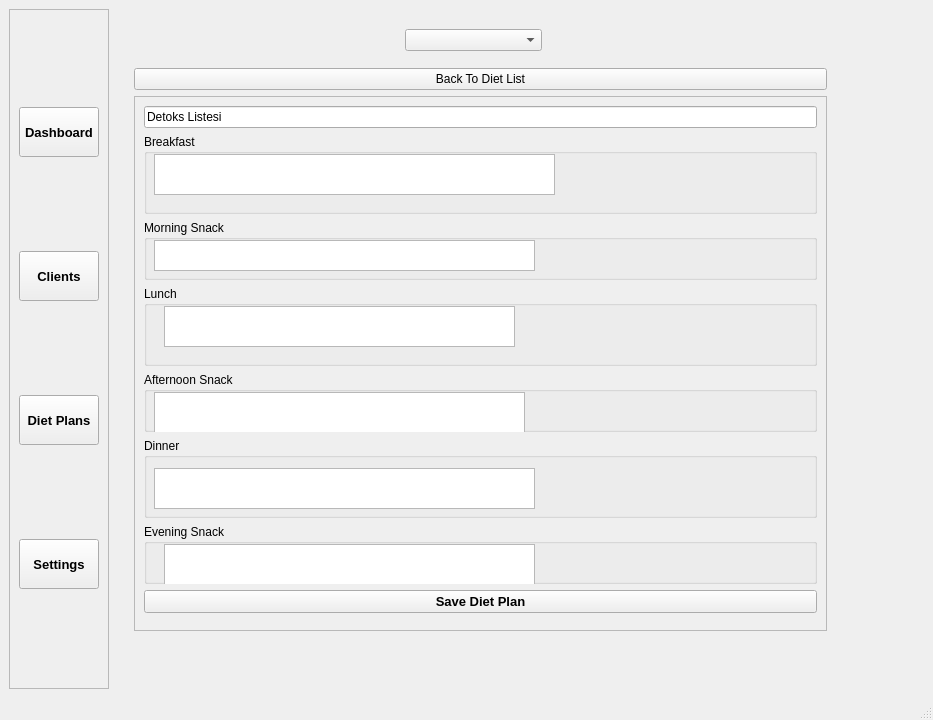
Old version of the form app/views/main_window.ui in the repository cavide-dev/dietitian-client-tracker.
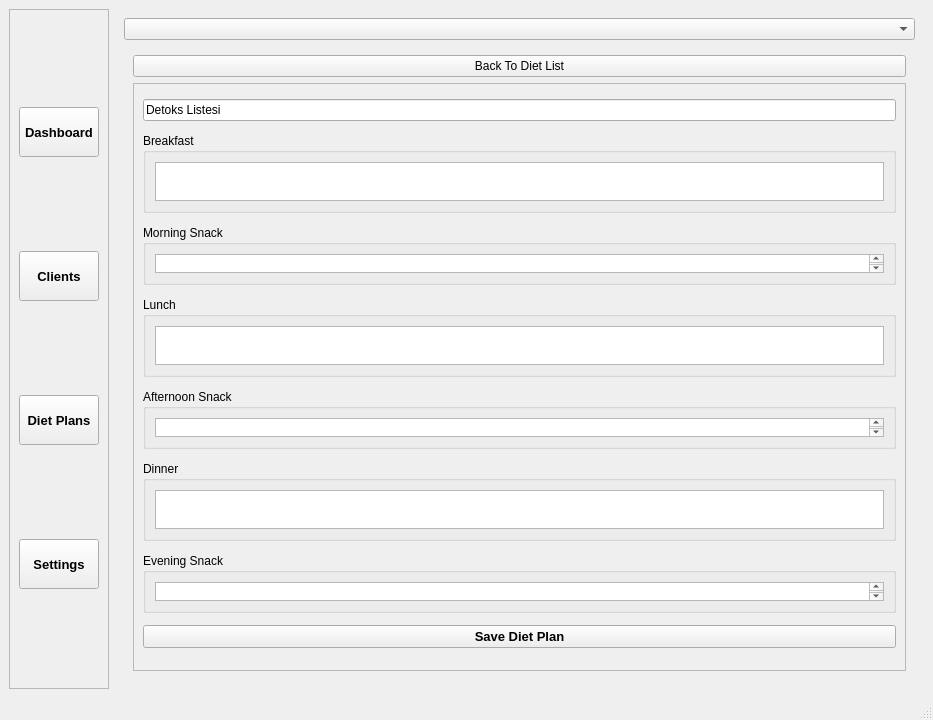
New version of the form.

Commit message: feat: enhance diet plan management with improved navigation and auto-archiving functionality

What changed in the file:
```diff
--- a/app/views/main_window.ui
+++ b/app/views/main_window.ui
@@ -389,15 +389,12 @@
          <verstretch>0</verstretch>
         </sizepolicy>
        </property>
+       <layout class="QGridLayout" name="gridLayout">
+        <item row="0" column="0">
+         <widget class="QComboBox" name="cmb_client_select"/>
+        </item>
+        <item row="1" column="0">
        <widget class="QStackedWidget" name="stack_diet_sub">
-        <property name="geometry">
-         <rect>
-          <x>10</x>
-          <y>50</y>
-          <width>711</width>
-          <height>581</height>
-         </rect>
-        </property>
         <property name="currentIndex">
          <number>1</number>
         </property>
@@ -440,8 +437,8 @@
               <rect>
                <x>0</x>
                <y>0</y>
-               <width>691</width>
-               <height>527</height>
+                 <width>749</width>
+                 <height>551</height>
               </rect>
              </property>
              <property name="sizePolicy">
@@ -478,16 +475,11 @@
                 <property name="title">
                  <string>Breakfast</string>
                 </property>
-                <widget class="QPlainTextEdit" name="txt_breakfast">
-                 <property name="geometry">
-                  <rect>
-                   <x>10</x>
-                   <y>20</y>
-                   <width>401</width>
-                   <height>41</height>
-                  </rect>
-                 </property>
-                </widget>
+                  <layout class="QGridLayout" name="gridLayout_3">
+                   <item row="0" column="0">
+                    <widget class="QPlainTextEdit" name="txt_breakfast"/>
+                   </item>
+                  </layout>
                </widget>
               </item>
               <item>
@@ -507,16 +499,11 @@
                 <property name="title">
                  <string>Morning Snack</string>
                 </property>
-                <widget class="QPlainTextEdit" name="txt_snack_1">
-                 <property name="geometry">
-                  <rect>
-                   <x>10</x>
-                   <y>20</y>
-                   <width>381</width>
-                   <height>31</height>
-                  </rect>
-                 </property>
-                </widget>
+                  <layout class="QGridLayout" name="gridLayout_4">
+                   <item row="0" column="0">
+                    <widget class="QPlainTextEdit" name="txt_snack_1"/>
+                   </item>
+                  </layout>
                </widget>
               </item>
               <item>
@@ -536,16 +523,11 @@
                 <property name="title">
                  <string>Lunch</string>
                 </property>
-                <widget class="QPlainTextEdit" name="txt_lunch">
-                 <property name="geometry">
-                  <rect>
-                   <x>20</x>
-                   <y>20</y>
-                   <width>351</width>
-                   <height>41</height>
-                  </rect>
-                 </property>
-                </widget>
+                  <layout class="QGridLayout" name="gridLayout_5">
+                   <item row="0" column="0">
+                    <widget class="QPlainTextEdit" name="txt_lunch"/>
+                   </item>
+                  </layout>
                </widget>
               </item>
               <item>
@@ -565,16 +547,11 @@
                 <property name="title">
                  <string>Afternoon Snack</string>
                 </property>
-                <widget class="QPlainTextEdit" name="txt_snack_2">
-                 <property name="geometry">
-                  <rect>
-                   <x>10</x>
-                   <y>20</y>
-                   <width>371</width>
-                   <height>41</height>
-                  </rect>
-                 </property>
-                </widget>
+                  <layout class="QGridLayout" name="gridLayout_6">
+                   <item row="0" column="0">
+                    <widget class="QPlainTextEdit" name="txt_snack_2"/>
+                   </item>
+                  </layout>
                </widget>
               </item>
               <item>
@@ -594,16 +571,11 @@
                 <property name="title">
                  <string>Dinner</string>
                 </property>
-                <widget class="QPlainTextEdit" name="txt_dinner">
-                 <property name="geometry">
-                  <rect>
-                   <x>10</x>
-                   <y>30</y>
-                   <width>381</width>
-                   <height>41</height>
-                  </rect>
-                 </property>
-                </widget>
+                  <layout class="QGridLayout" name="gridLayout_7">
+                   <item row="0" column="0">
+                    <widget class="QPlainTextEdit" name="txt_dinner"/>
+                   </item>
+                  </layout>
                </widget>
               </item>
               <item>
@@ -623,16 +595,11 @@
                 <property name="title">
                  <string>Evening Snack</string>
                 </property>
-                <widget class="QPlainTextEdit" name="txt_snack_3">
-                 <property name="geometry">
-                  <rect>
-                   <x>20</x>
-                   <y>20</y>
-                   <width>371</width>
-                   <height>51</height>
-                  </rect>
-                 </property>
-                </widget>
+                  <layout class="QGridLayout" name="gridLayout_8">
+                   <item row="0" column="0">
+                    <widget class="QPlainTextEdit" name="txt_snack_3"/>
+                   </item>
+                  </layout>
                </widget>
               </item>
               <item>
@@ -659,16 +626,8 @@
          </layout>
         </widget>
        </widget>
-       <widget class="QComboBox" name="cmb_client_select">
-        <property name="geometry">
-         <rect>
-          <x>290</x>
-          <y>20</y>
-          <width>137</width>
-          <height>22</height>
-         </rect>
-        </property>
-       </widget>
+        </item>
+       </layout>
       </widget>
       <widget class="QWidget" name="page_settings">
        <layout class="QVBoxLayout" name="verticalLayout_5">
```
Left out of the diff: 30 changed lines with no effect on the pictures. Lines whose indentation alone changed are shown as unchanged. The commit also changes 1 other file.
